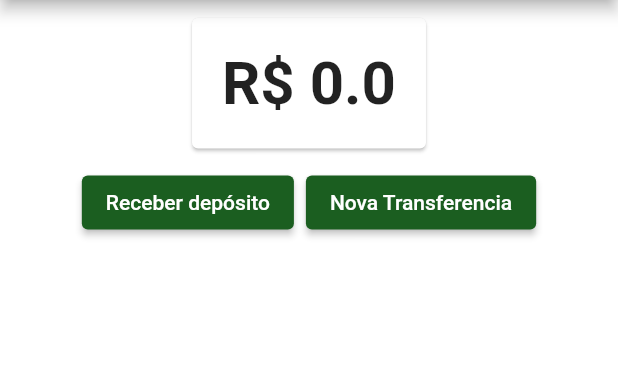
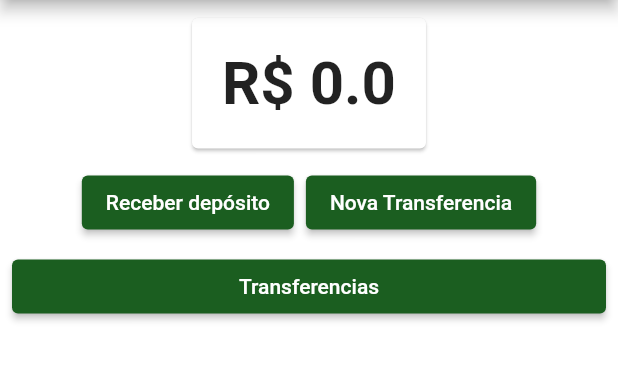
Before and after one commit to carlosmuller/formacao-flutter, a Flutter app: the screen it shows after launch, on a phone screen of 412 x 824 dp, the part 84-466 px from its top. Run offline on Flutter 3.47's test engine with Material 2 defaults, Android fonts, the phone set to English and light mode, and no system bars.

Commit message:
chore: deixando mais parecido com o curso

```diff
--- a/lib/models/transferencia.dart
+++ b/lib/models/transferencia.dart
@@ -1,14 +1,20 @@
 class Transferencia {
-  final double valor;
-  final int numeroConta;
+  final double _valor;
+  final int _numeroConta;
 
-  Transferencia(
-    this.valor,
-    this.numeroConta,
-  );
+
+  Transferencia(this._valor, this._numeroConta);
+
+
+  double get valor => _valor;
+
+  int get numeroConta => _numeroConta;
+
+  String valorFormatado() => 'R\$ $_valor';
+  String contaFormatada() => 'Conta: $_numeroConta';
 
   @override
   String toString() {
-    return 'Transferencia{valor: $valor, numeroConta: $numeroConta}';
+    return 'Transferencia{valor: $_valor, numeroConta: $_numeroConta}';
   }
 }
--- a/lib/screens/dashboard/dashboard.dart
+++ b/lib/screens/dashboard/dashboard.dart
@@ -1,6 +1,7 @@
 import 'package:bytebank/screens/dashboard/saldo.dart';
 import 'package:bytebank/screens/deposito/formulario.dart';
 import 'package:bytebank/screens/transferencia/formulario.dart';
+import 'package:bytebank/screens/transferencia/lista.dart';
 import 'package:flutter/material.dart';
 
 class Dashboard extends StatelessWidget {
@@ -48,6 +49,19 @@ class Dashboard extends StatelessWidget {
                 ),
               ],
             ),
+            ElevatedButton(
+              onPressed: () {
+                Navigator.push(
+                  context,
+                  MaterialPageRoute(
+                    builder: (context) {
+                      return ListaTransferencias();
+                    },
+                  ),
+                );
+              },
+              child: Text('Transferencias'),
+            ),
           ],
         ),
       ),
```
Also changed, not shown: lib/screens/transferencia/lista.dart (+5 -4 lines).
